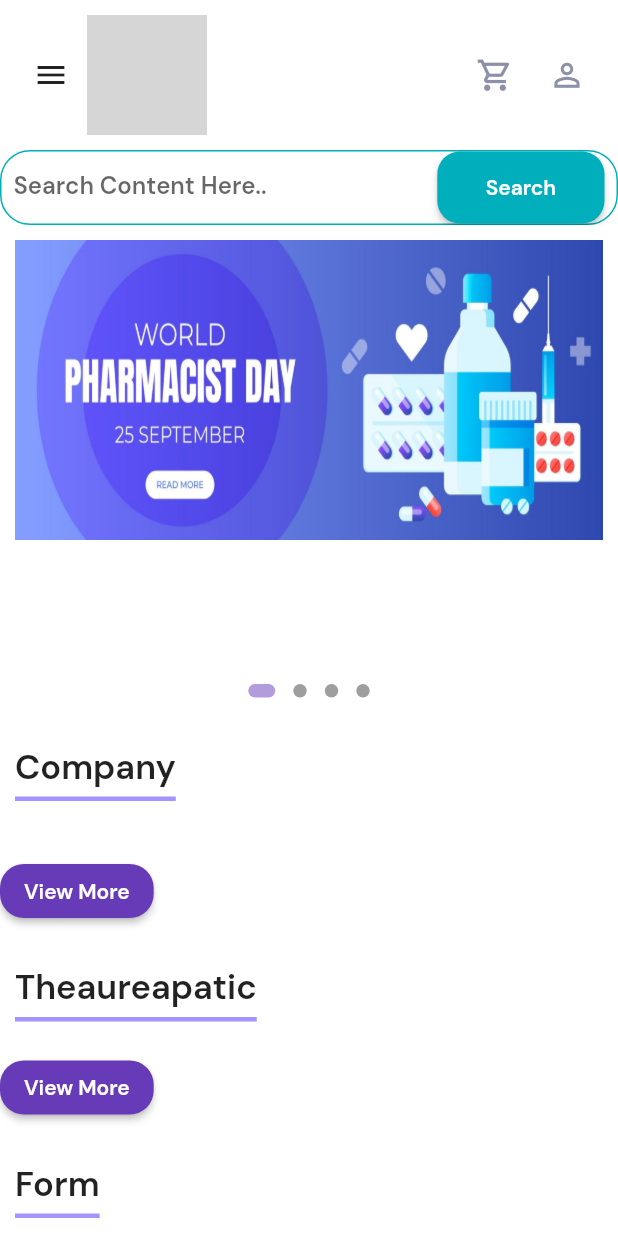
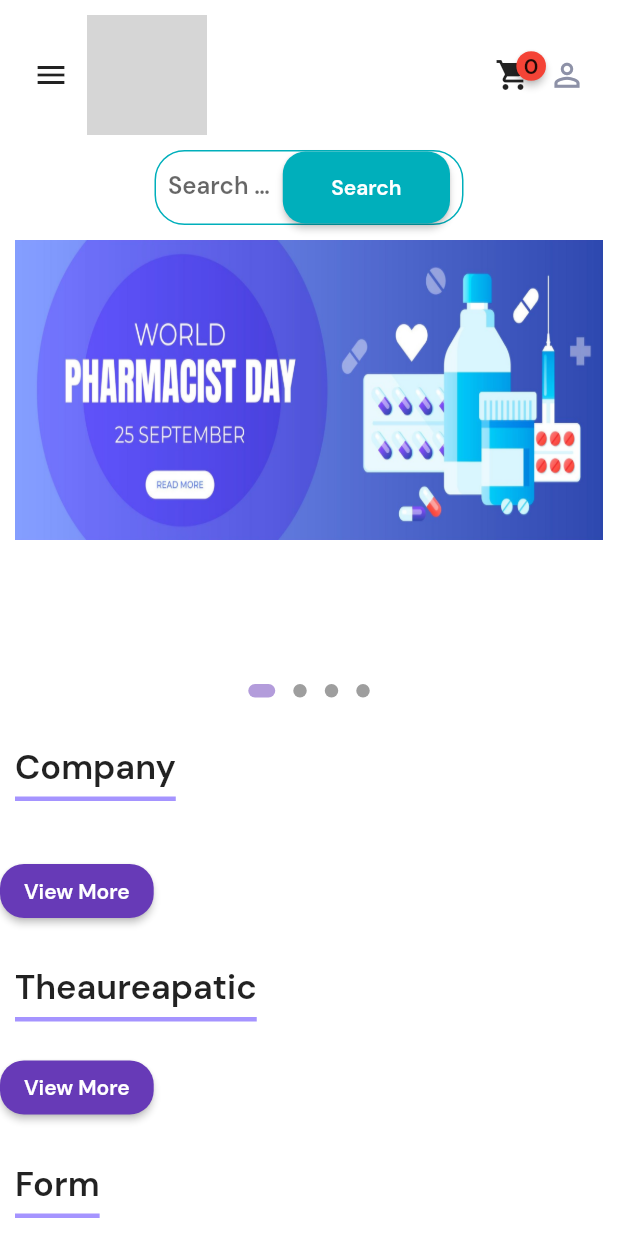
Before and after one commit to Jnananidhi/almed_in, a Flutter app: the screen it shows after launch, on a phone screen of 412 x 824 dp. Run offline on Flutter 3.47's test engine with Material 2 defaults, Android fonts, the phone set to English and light mode, and no system bars; drawn by our look-alikes of badges, carousel_slider, dots_indicator; our stand-ins replace expansion_tile_card; missing offline and left inert: dart:html, email_otp, universal_html; network calls fail; grey boxes are pictures that could not be loaded.

Commit message:
cart done and updated searchbar

```diff
--- a/lib/Screens/Home/Authentication/register_screen.dart
+++ b/lib/Screens/Home/Authentication/register_screen.dart
@@ -16,6 +16,8 @@ class RegistrationScreen extends StatefulWidget {
 }
 
 class _RegistrationScreenState extends State<RegistrationScreen> {
+
+
   @override
   Widget build(BuildContext context) {
     return Scaffold(
--- /dev/null
+++ b/lib/Screens/Home/cart_provider.dart
@@ -0,0 +1,21 @@
+import 'package:flutter/material.dart';
+
+import 'products/product_listing.dart';
+
+class CartProvider with ChangeNotifier {
+  List<Productt> _cartItems = [];
+
+  List<Productt> get cartItems => _cartItems;
+
+  void addToCart(Productt product) {
+    _cartItems.add(product);
+    notifyListeners();
+  }
+
+  void removeFromCart(Productt product) {
+    _cartItems.remove(product);
+    notifyListeners();
+  }
+
+  int get cartItemCount => _cartItems.length;
+}
--- a/lib/Screens/Home/home_screen.dart
+++ b/lib/Screens/Home/home_screen.dart
@@ -1,3 +1,4 @@
+import 'package:flutter/material.dart';
 import 'package:almed_in/Screens/Home/about_screen.dart';
 import 'package:almed_in/Screens/Home/faq_screen.dart';
 import 'package:almed_in/Screens/Home/products/widgets/allproducts.dart';
@@ -20,6 +21,7 @@ class _HomeScreenState extends State<HomeScreen> {
   List filteredContacts = [];
   List dropcontact = [];
   final searchcontroller = TextEditingController();
+
   void searchContacts(String searchTerm) {
     setState(() {
       filteredContacts = dropcontact.where((contact) {
@@ -71,8 +73,7 @@ class _HomeScreenState extends State<HomeScreen> {
                   MenuItems(
                     title: 'About Us',
                     press: () {
-                        Navigator.push(context, MaterialPageRoute(builder: (context)=> const AboutScreen()),
-                        );
+                      Navigator.push(context, MaterialPageRoute(builder: (context) => const AboutScreen()));
                     },
                   ),
                   const SizedBox(
@@ -107,27 +108,37 @@ class _HomeScreenState extends State<HomeScreen> {
           ],
         ),
       ),
-        body:Stack(
-          children: [const Column(children: <Widget>[
+      body: Stack(
+        children: [
+          const Column(
+            children: <Widget>[
               Navigation(),
-        Positioned(
-            top: 0, // adjust top position as needed
-            left: 0, // adjust left position as needed
-            child:
-            Search_bar(),),
               Expanded(
                 child: SingleChildScrollView(
                   child: Column(
                     children: [
+                      const SizedBox(
+                        height: 50,
+                      ),
                       HeroBanner(),
-
                       ProductSection(),
-                    BottomNav()
-                    //now we will make our site responsive
+                      BottomNav(),
+                      // Add other elements here
                     ],
                   ),
                 ),
-            )]),
-        ]));
+              ),
+            ],
+          ),
+          // Add the Search_bar here to make it overlap other elements
+          Positioned(
+            top: 100,
+            left: MediaQuery.of(context).size.width * 0.25, // Adjust as needed
+            right: MediaQuery.of(context).size.width * 0.25,
+            child: Search_bar(),
+          ),
+        ],
+      ),
+    );
   }
 }
--- a/lib/Screens/Home/widgets/custom_listview.dart
+++ b/lib/Screens/Home/widgets/custom_listview.dart
@@ -1,6 +1,8 @@
 
+import 'package:almed_in/Screens/Home/cart_provider.dart';
 import 'package:almed_in/Screens/Home/products/product_listing.dart';
 import 'package:flutter/material.dart';
+import 'package:provider/provider.dart';
 
 import '../../../constants.dart';
 
@@ -150,7 +152,9 @@ class ProductItemState extends State<ProductItem> {
                       shape: RoundedRectangleBorder(
                           borderRadius: BorderRadius.circular(50)),
                       height: 40,
-                      onPressed: () {},
+                      onPressed: () {
+                        context.read<CartProvider>().addToCart(product);
+                      },
                       child: const Text(
                         "Add to Cart",
                         style: TextStyle(color: kWhiteColor),
--- a/lib/Screens/Home/widgets/menu.dart
+++ b/lib/Screens/Home/widgets/menu.dart
@@ -1,6 +1,8 @@
 import 'package:almed_in/Screens/Home/Authentication/login_screen.dart';
 import 'package:almed_in/Screens/Home/Authentication/login_status.dart';
 import 'package:almed_in/Screens/Home/about_screen.dart';
+import 'package:almed_in/Screens/Home/cart_provider.dart';
+import 'package:almed_in/Screens/Home/cart_screen.dart';
 import 'package:almed_in/Screens/Home/faq_screen.dart';
 import 'package:almed_in/Screens/Home/home_screen.dart';
 import 'package:almed_in/Screens/Home/contact_screen.dart';
@@ -8,6 +10,10 @@ import 'package:almed_in/Screens/Home/profile_screen.dart';
 import 'package:flutter/material.dart';
 import 'package:almed_in/constants.dart';
 import 'package:almed_in/responsive.dart';
+import 'package:provider/provider.dart';
+import 'package:badges/badges.dart' as badges;
+
+
 
 
 
@@ -86,17 +92,33 @@ class _NavigationState extends State<Navigation> {
                       const Spacer(),
 
 
+                      Consumer<CartProvider>(
+                        builder: (context, cart, child) {
+                          return GestureDetector(
+                            onTap: () {
+                              Navigator.push(context, MaterialPageRoute(builder: (context) {
+                                return CartScreen();
+                              }));
+                            },
+                            child: badges.Badge(
+                              badgeContent: Text(cart.cartItemCount.toString()),
+                              child: Icon(Icons.shopping_cart),
+                            ),
+                          );
+                        },
+                      ),
 
 
-                      IconButton(
-                        onPressed: () {
-                        },
-                        icon: const Icon(
-                          Icons.shopping_cart_outlined,
-                          color: kDarkgreyColor,
-                          size: 25,
-                        ),
-                      ),
+                      // IconButton(
+                      //   onPressed: () {
+                      //
+                      //   },
+                      //   icon: const Icon(
+                      //     Icons.shopping_cart_outlined,
+                      //     color: kDarkgreyColor,
+                      //     size: 25,
+                      //   ),
+                      // ),
                       IconButton(
                         onPressed: () {
                           if({Usermanagement.isLoggedIn} == false)
--- a/lib/Screens/Home/widgets/registration_form.dart
+++ b/lib/Screens/Home/widgets/registration_form.dart
@@ -48,6 +48,7 @@ class _RegistrationFormState extends State<RegistrationForm> {
                   fontSize: 20,
                 ),
               ),
+
               Row(
                   children: [
                     Expanded(
@@ -88,7 +89,6 @@ class _RegistrationFormState extends State<RegistrationForm> {
                         child: TextField(
                           decoration: InputDecoration(
                             hintText: 'Owner/ In charge/ Doctor Name',
-
                             filled: true,
                             fillColor: kgreyColor,
                             labelStyle: TextStyle(fontSize: 12),
--- a/pubspec.yaml
+++ b/pubspec.yaml
@@ -43,7 +43,8 @@ dependencies:
   expansion_tile_card: ^3.0.0
   email_otp: ^2.0.1
   universal_html: ^2.0.0
-  material_floating_search_bar_2: ^0.5.0
+  provider: ^6.0.5
+  badges: ^3.1.2
 
 
 
```
Also changed, not shown: lib/Screens/Home/cart_screen.dart (added, +33 -0 lines), lib/main.dart (+10 -1 lines), pubspec.lock. Lines whose indentation alone changed are shown as unchanged.
